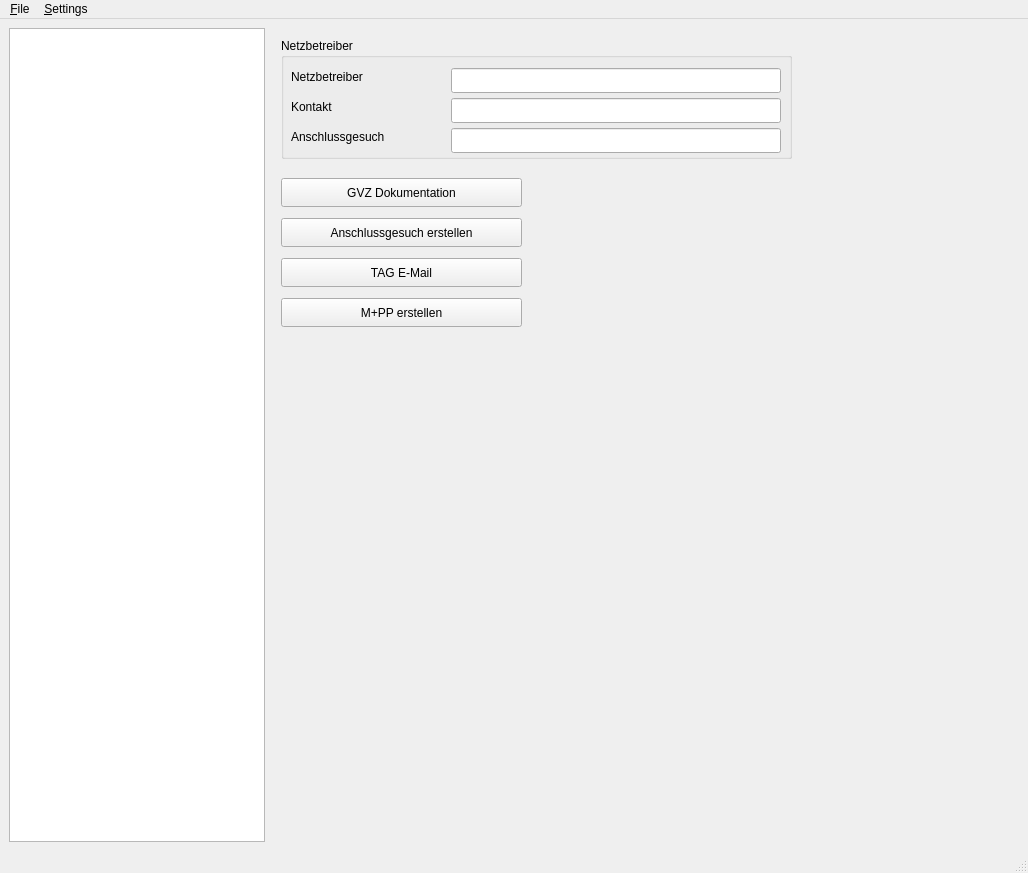
Before: the Qt Designer form Ui/GnuSolar.ui in GnuSolar/GnuSolar, drawn with Qt 5.
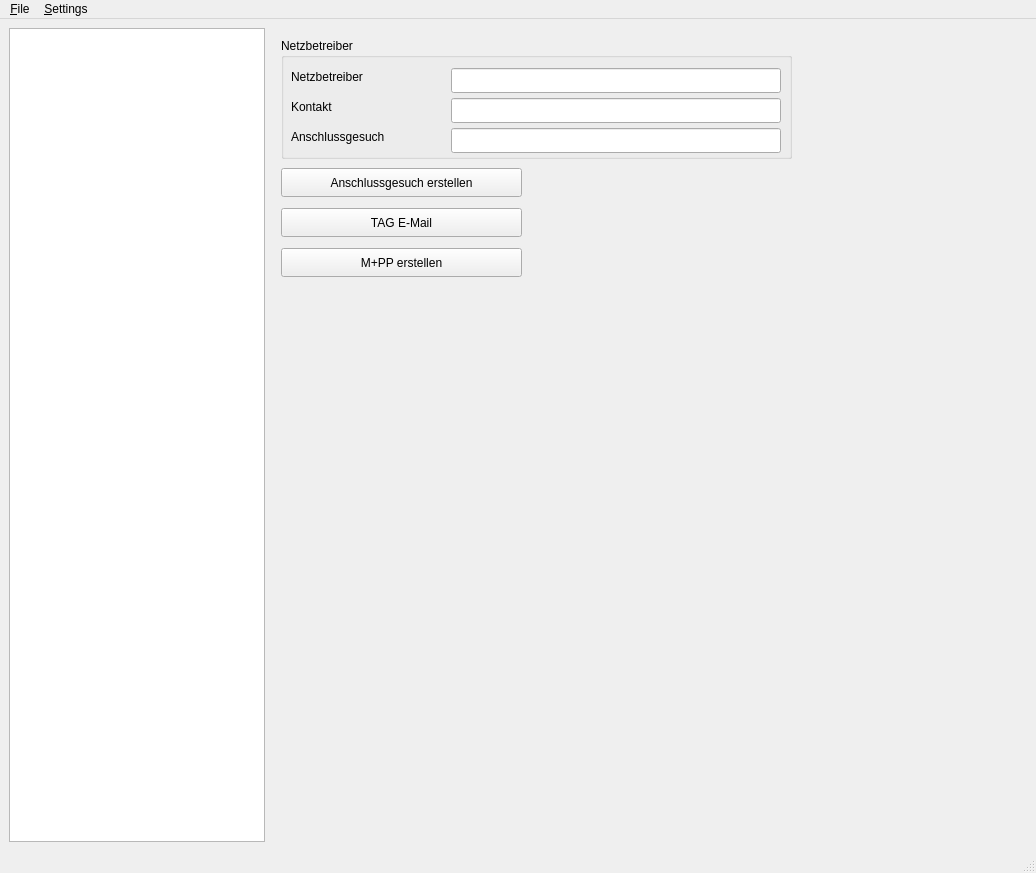
After: the same form once the commit is applied. The open tabs and pages were chosen to show the change.

Commit message: Move GVZ-Documentation to municipality

```diff
--- a/Ui/GnuSolar.ui
+++ b/Ui/GnuSolar.ui
@@ -6,7 +6,7 @@
    <rect>
     <x>0</x>
     <y>0</y>
-    <width>1028</width>
+    <width>1036</width>
     <height>873</height>
    </rect>
   </property>
@@ -2616,6 +2616,19 @@
          <string>Anruf</string>
         </property>
        </widget>
+       <widget class="QPushButton" name="createGvzDocumentation">
+        <property name="geometry">
+         <rect>
+          <x>10</x>
+          <y>440</y>
+          <width>241</width>
+          <height>29</height>
+         </rect>
+        </property>
+        <property name="text">
+         <string>GVZ Dokumentation</string>
+        </property>
+       </widget>
       </widget>
       <widget class="QWidget" name="sw_powerCompany">
        <property name="minimumSize">
@@ -2628,7 +2641,7 @@
         <property name="geometry">
          <rect>
           <x>10</x>
-          <y>190</y>
+          <y>140</y>
           <width>241</width>
           <height>29</height>
          </rect>
@@ -2641,7 +2654,7 @@
         <property name="geometry">
          <rect>
           <x>10</x>
-          <y>270</y>
+          <y>220</y>
           <width>241</width>
           <height>29</height>
          </rect>
@@ -2650,19 +2663,6 @@
          <string>M+PP erstellen</string>
         </property>
        </widget>
-       <widget class="QPushButton" name="createGvzDocumentation">
-        <property name="geometry">
-         <rect>
-          <x>10</x>
-          <y>150</y>
-          <width>241</width>
-          <height>29</height>
-         </rect>
-        </property>
-        <property name="text">
-         <string>GVZ Dokumentation</string>
-        </property>
-       </widget>
        <widget class="QGroupBox" name="groupBox_5">
         <property name="geometry">
          <rect>
@@ -2767,7 +2767,7 @@
         <property name="geometry">
          <rect>
           <x>10</x>
-          <y>230</y>
+          <y>180</y>
           <width>241</width>
           <height>29</height>
          </rect>
@@ -2786,8 +2786,8 @@
     <rect>
      <x>0</x>
      <y>0</y>
-     <width>1028</width>
-     <height>22</height>
+     <width>1036</width>
+     <height>24</height>
     </rect>
    </property>
    <widget class="QMenu" name="menu_File">
```
The commit also changes 1 other file.
